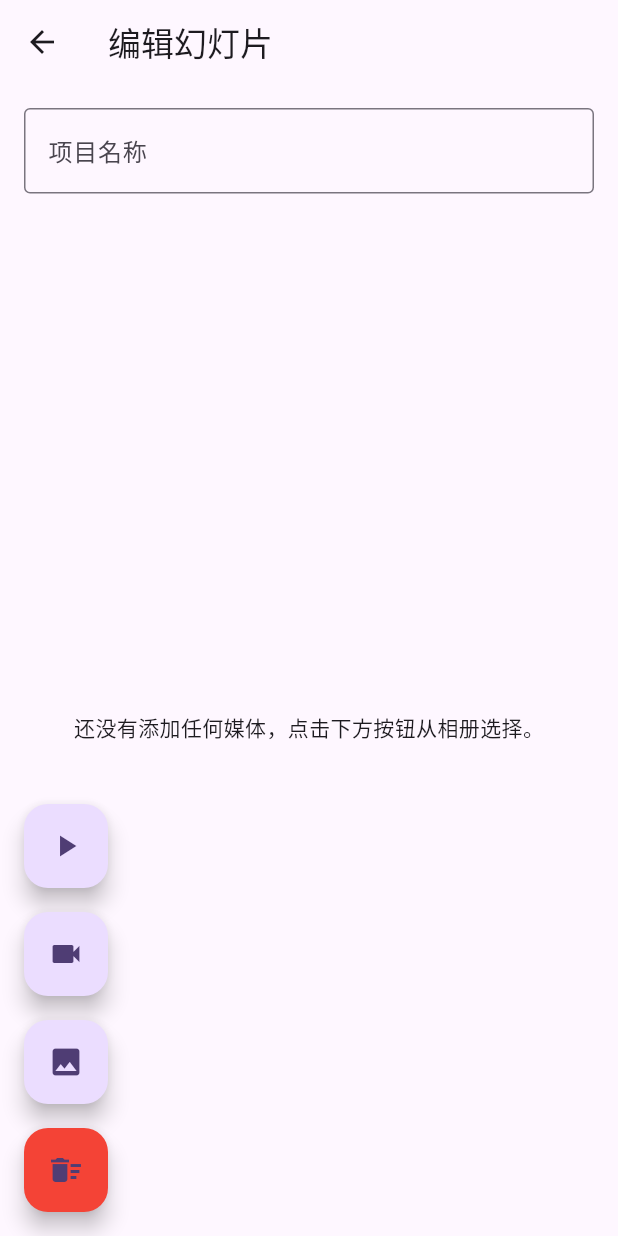
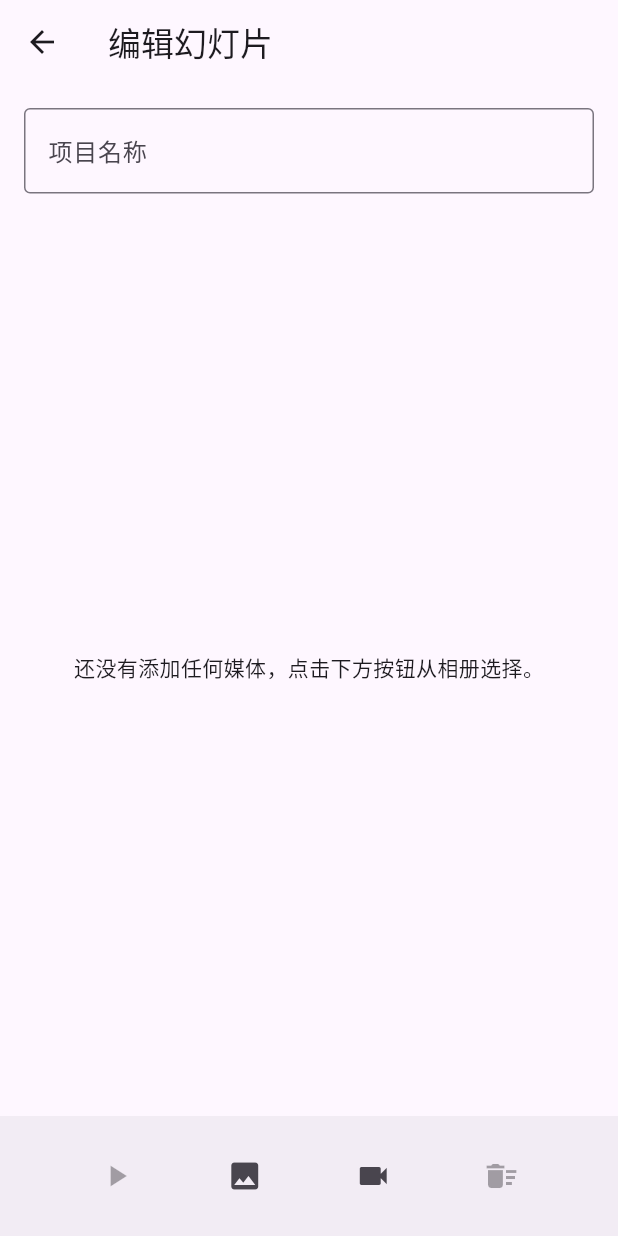
Before and after one commit to 0jiuxian0/vision_loop, a Flutter app: the screen it shows after launch, after a tap on "新建幻灯片", on a phone screen of 412 x 824 dp. Run offline on Flutter 3.47's test engine with Material 3 defaults, Android fonts, the phone set to English and light mode, and no system bars; our stand-ins replace image_picker, shared_preferences, video_player; missing offline and left inert: video_thumbnail.

Commit message:
feat: 按钮布局改用底部工具栏

```diff
--- a/lib/main.dart
+++ b/lib/main.dart
@@ -60,11 +60,18 @@ class MainPage extends StatefulWidget {
 
 class _MainPageState extends State<MainPage> {
   int _currentIndex = 0;
-
-  final List<Widget> _pages = [
-    const PlaylistListPage(),
+  final GlobalKey<_PlaylistListPageState> _playlistListPageKey = GlobalKey<_PlaylistListPageState>();
+
+  late final List<Widget> _pages;
+
+  @override
+  void initState() {
+    super.initState();
+    _pages = [
+      PlaylistListPage(key: _playlistListPageKey),
       const SettingsPage(),
     ];
+  }
 
   @override
   Widget build(BuildContext context) {
@@ -73,6 +80,59 @@ class _MainPageState extends State<MainPage> {
         index: _currentIndex,
         children: _pages,
       ),
+      persistentFooterButtons: _currentIndex == 0
+          ? [
+              // 新建幻灯片按钮
+              ElevatedButton.icon(
+                onPressed: () {
+                  _playlistListPageKey.currentState?.openEditor();
+                },
+                icon: const Icon(Icons.add),
+                label: const Text('新建幻灯片'),
+                style: ElevatedButton.styleFrom(
+                  padding: const EdgeInsets.symmetric(horizontal: 16, vertical: 12),
+                ),
+              ),
+              // 清空全部按钮（使用 ValueListenableBuilder 动态更新状态）
+              Builder(
+                builder: (context) {
+                  final state = _playlistListPageKey.currentState;
+                  if (state == null) {
+                    // 如果状态还未初始化，显示禁用按钮
+                    return ElevatedButton.icon(
+                      onPressed: null,
+                      icon: const Icon(Icons.delete_sweep),
+                      label: const Text('清空全部'),
+                      style: ElevatedButton.styleFrom(
+                        backgroundColor: Colors.red,
+                        foregroundColor: Colors.white,
+                        padding: const EdgeInsets.symmetric(horizontal: 16, vertical: 12),
+                      ),
+                    );
+                  }
+                  return ValueListenableBuilder<int>(
+                    valueListenable: state.playlistCountNotifier,
+                    builder: (context, count, child) {
+                      return ElevatedButton.icon(
+                        onPressed: count == 0
+                            ? null
+                            : () {
+                                state.clearAllPlaylists();
+                              },
+                        icon: const Icon(Icons.delete_sweep),
+                        label: const Text('清空全部'),
+                        style: ElevatedButton.styleFrom(
+                          backgroundColor: Colors.red,
+                          foregroundColor: Colors.white,
+                          padding: const EdgeInsets.symmetric(horizontal: 16, vertical: 12),
+                        ),
+                      );
+                    },
+                  );
+                },
+              ),
+            ]
+          : null,
       bottomNavigationBar: BottomNavigationBar(
         currentIndex: _currentIndex,
         onTap: (index) {
@@ -110,11 +170,18 @@ class _PlaylistListPageState extends State<PlaylistListPage> {
 
   bool _isLoading = true;
   List<Playlist> _playlists = <Playlist>[];
+  final ValueNotifier<int> _playlistCountNotifier = ValueNotifier<int>(0);
 
   @override
   void initState() {
     super.initState();
     _loadPlaylists();
+  }
+
+  @override
+  void dispose() {
+    _playlistCountNotifier.dispose();
+    super.dispose();
   }
 
   Future<void> _loadPlaylists() async {
@@ -128,6 +195,8 @@ class _PlaylistListPageState extends State<PlaylistListPage> {
       _playlists = result;
       _isLoading = false;
     });
+    // 通知列表数量变化
+    _playlistCountNotifier.value = _playlists.length;
   }
 
   Future<void> _openEditor({Playlist? playlist}) async {
@@ -140,6 +209,22 @@ class _PlaylistListPageState extends State<PlaylistListPage> {
     // 无论返回什么值，都刷新列表（因为编辑页会实时保存，包括全面屏手势返回）
     await _loadPlaylists();
   }
+
+  /// 公开方法：打开编辑器（供 MainPage 调用）
+  void openEditor() {
+    _openEditor();
+  }
+
+  /// 公开方法：清空所有播放列表（供 MainPage 调用）
+  void clearAllPlaylists() {
+    _clearAllPlaylists();
+  }
+
+  /// 公开 getter：获取播放列表（供 MainPage 调用）
+  List<Playlist> get playlists => _playlists;
+
+  /// 公开 getter：获取播放列表数量通知器（供 MainPage 调用）
+  ValueNotifier<int> get playlistCountNotifier => _playlistCountNotifier;
 
   /// 构建可拖拽排序的播放列表项
   Widget _buildReorderablePlaylistItem(Playlist playlist, int index) {
@@ -211,6 +296,7 @@ class _PlaylistListPageState extends State<PlaylistListPage> {
                     updated.add(all[i].copyWith(sortOrder: i));
                   }
                   await _repository.saveAll(updated);
+                  // 刷新列表（会自动更新 _playlistCountNotifier）
                   await _loadPlaylists();
                 }
               },
@@ -252,7 +338,7 @@ class _PlaylistListPageState extends State<PlaylistListPage> {
       for (final playlist in _playlists) {
         await _repository.deleteById(playlist.id);
       }
-      // 刷新列表
+      // 刷新列表（会自动更新 _playlistCountNotifier）
       await _loadPlaylists();
       debugPrint('[PlaylistListPage] _clearAllPlaylists: 已清空所有播放列表');
     }
@@ -271,7 +357,7 @@ class _PlaylistListPageState extends State<PlaylistListPage> {
                   child: Text('暂无幻灯片项目，点击左下角按钮新建一个吧。'),
                 )
               : ReorderableListView(
-                  padding: const EdgeInsets.only(bottom: 160), // 底部 padding，避免被2个悬浮按钮挡住
+                  padding: const EdgeInsets.only(bottom: 80), // 底部 padding，为底部工具栏留出空间
                   onReorder: (oldIndex, newIndex) async {
                     // 如果新位置在旧位置之后，需要调整索引（因为移除旧项后，后面的项会前移）
                     if (newIndex > oldIndex) {
@@ -300,27 +386,6 @@ class _PlaylistListPageState extends State<PlaylistListPage> {
                       _buildReorderablePlaylistItem(_playlists[index], index),
                   ],
                 ),
-      floatingActionButton: Column(
-        mainAxisAlignment: MainAxisAlignment.end,
-        crossAxisAlignment: CrossAxisAlignment.start,
-        children: [
-          FloatingActionButton.extended(
-            heroTag: 'new',
-            onPressed: () => _openEditor(),
-            icon: const Icon(Icons.add),
-            label: const Text('新建幻灯片'),
-          ),
-          const SizedBox(height: 16),
-          FloatingActionButton(
-            heroTag: 'clear',
-            onPressed: _playlists.isEmpty ? null : _clearAllPlaylists,
-            backgroundColor: Colors.red,
-            child: const Icon(Icons.delete_sweep),
-            tooltip: '清空全部',
-          ),
-        ],
-      ),
-      floatingActionButtonLocation: FloatingActionButtonLocation.startFloat,
     );
   }
 }
@@ -966,7 +1031,7 @@ class _PlaylistEditPageState extends State<PlaylistEditPage> {
                           child: Text('还没有添加任何媒体，点击下方按钮从相册选择。'),
                         )
                       : ReorderableListView(
-                          padding: const EdgeInsets.only(bottom: 280), // 底部 padding，避免被4个悬浮按钮挡住（每个按钮高度约56，加上间距）
+                          padding: const EdgeInsets.only(bottom: 80), // 底部 padding，为底部工具栏留出空间
                           onReorder: (oldIndex, newIndex) {
                             // 如果新位置在旧位置之后，需要调整索引（因为移除旧项后，后面的项会前移）
                             if (newIndex > oldIndex) {
@@ -997,13 +1062,14 @@ class _PlaylistEditPageState extends State<PlaylistEditPage> {
                 ),
               ],
             ),
-      floatingActionButton: Column(
-        mainAxisAlignment: MainAxisAlignment.end,
-        crossAxisAlignment: CrossAxisAlignment.start,
+      bottomNavigationBar: BottomAppBar(
+        child: Row(
+          mainAxisAlignment: MainAxisAlignment.spaceEvenly,
           children: [
-          FloatingActionButton(
-            heroTag: 'play',
-            onPressed: _isLoading || _playlist == null
+            // 播放按钮
+            IconButton(
+              icon: const Icon(Icons.play_arrow),
+              onPressed: _isLoading || _playlist == null || _items.isEmpty
                   ? null
                   : () {
                       Navigator.of(context).pushNamed(
@@ -1011,34 +1077,30 @@ class _PlaylistEditPageState extends State<PlaylistEditPage> {
                         arguments: _playlist!.id,
                       );
                     },
-            child: const Icon(Icons.play_arrow),
               tooltip: '播放',
             ),
-          const SizedBox(height: 16),
-          FloatingActionButton(
-            heroTag: 'video',
+            // 添加图片按钮
+            IconButton(
+              icon: const Icon(Icons.photo),
+              onPressed: _addImages,
+              tooltip: '添加图片',
+            ),
+            // 添加视频按钮
+            IconButton(
+              icon: const Icon(Icons.videocam),
               onPressed: _addVideo,
-            child: const Icon(Icons.videocam),
               tooltip: '添加视频',
             ),
-          const SizedBox(height: 16),
-          FloatingActionButton(
-            heroTag: 'image',
-            onPressed: _addImages,
-            child: const Icon(Icons.photo),
-            tooltip: '添加图片',
-          ),
-          const SizedBox(height: 16),
-          FloatingActionButton(
-            heroTag: 'clear',
+            // 清空全部按钮
+            IconButton(
+              icon: const Icon(Icons.delete_sweep),
               onPressed: _items.isEmpty ? null : _clearAllItems,
-            backgroundColor: Colors.red,
-            child: const Icon(Icons.delete_sweep),
+              color: Colors.red,
               tooltip: '清空全部',
             ),
           ],
         ),
-      floatingActionButtonLocation: FloatingActionButtonLocation.startFloat,
+      ),
       ),
     );
   }
```
Lines whose indentation alone changed are shown as unchanged.
